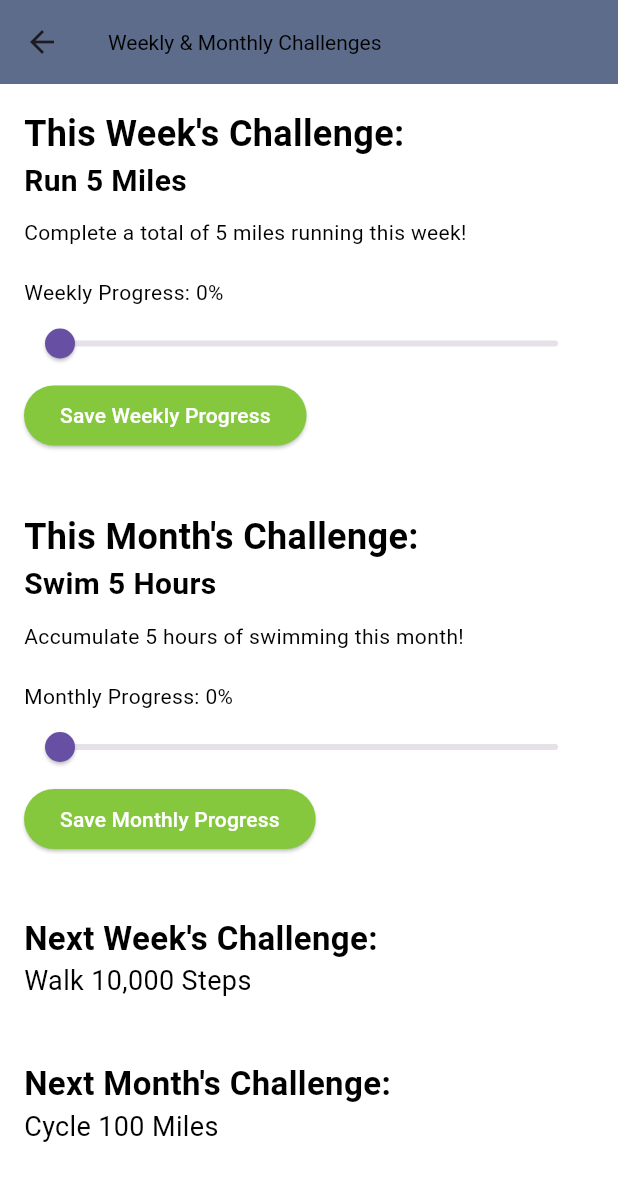
After one commit to Natlope5/FitBattles, a Flutter app: the HomePage screen opened by its route, after a tap on "Time-Based Challenges", on a phone screen of 412 x 824 dp. The commit adds this screen. Shown: the top 1181 px of the screen. Run offline on Flutter 3.47's test engine with Material 3 defaults, Android fonts, the phone set to English and light mode, and no system bars; our stand-ins replace camera, cloud_firestore, firebase_auth, firebase_core, firebase_messaging, firebase_storage and 10 more; accounts and stored records are empty; network calls fail.

Commit message:
Monthly Challenges added

```diff
--- a/lib/firebase/challenge_service.dart
+++ b/lib/firebase/challenge_service.dart
@@ -2,7 +2,7 @@ import 'package:intl/intl.dart';
 
 class ChallengeService {
   // Define two sample challenges for even and odd weeks
-  final List<Map<String, dynamic>> challenges = [
+  final List<Map<String, dynamic>> timeBasedChallenges = [
     {
       'title': 'Walk 10,000 Steps',
       'description': 'Complete a total of 10,000 steps this week!',
@@ -13,18 +13,44 @@ class ChallengeService {
     },
   ];
 
+  // Define two sample challenges for even and odd months
+  final List<Map<String, dynamic>> monthlyChallenges = [
+    {
+      'title': 'Cycle 100 Miles',
+      'description': 'Complete a total of 100 miles cycling this month!',
+    },
+    {
+      'title': 'Swim 5 Hours',
+      'description': 'Accumulate 5 hours of swimming this month!',
+    },
+  ];
+
   // Get the current weekly challenge based on the device's week number
   Map<String, dynamic> getCurrentWeeklyChallenge() {
     int weekNumber = _getWeekOfYear();
-    int challengeIndex = weekNumber % challenges.length;
-    return challenges[challengeIndex];
+    int challengeIndex = weekNumber % timeBasedChallenges.length;
+    return timeBasedChallenges[challengeIndex];
   }
 
   // Get the next weekly challenge based on the device's week number
   Map<String, dynamic> getNextWeeklyChallenge() {
     int nextWeekNumber = _getWeekOfYear() + 1;
-    int challengeIndex = nextWeekNumber % challenges.length;
-    return challenges[challengeIndex];
+    int challengeIndex = nextWeekNumber % timeBasedChallenges.length;
+    return timeBasedChallenges[challengeIndex];
+  }
+
+  // Get the current monthly challenge based on the device's month number
+  Map<String, dynamic> getCurrentMonthlyChallenge() {
+    int monthNumber = DateTime.now().month;
+    int challengeIndex = monthNumber % monthlyChallenges.length;
+    return monthlyChallenges[challengeIndex];
+  }
+
+  // Get the next monthly challenge based on the device's month number
+  Map<String, dynamic> getNextMonthlyChallenge() {
+    int nextMonthNumber = DateTime.now().month + 1;
+    int challengeIndex = nextMonthNumber % monthlyChallenges.length;
+    return monthlyChallenges[challengeIndex];
   }
 
   // Calculate the current week number
--- a/lib/main.dart
+++ b/lib/main.dart
@@ -2,7 +2,7 @@ import 'package:firebase_core/firebase_core.dart';
 import 'package:fitbattles/challenges/distance_workout_page.dart';
 import 'package:fitbattles/challenges/earned_points_page.dart';
 import 'package:fitbattles/pages/add_goal_page.dart';
-import 'package:fitbattles/pages/challenges/weekly_challenges_page.dart';
+import 'package:fitbattles/pages/challenges/time_based_challenges_page.dart';
 import 'package:fitbattles/pages/community_challenge.dart';
 import 'package:fitbattles/pages/current_goals_page.dart';
 import 'package:fitbattles/workouts/custom_workout_page.dart';
@@ -74,7 +74,7 @@ class MyApp extends StatelessWidget {
             '/healthReport': (context) => const HealthReportPage(),
             '/scheduleChallenge': (context) => const CommunityChallengePage(),
             '/customWorkout': (context) => CustomWorkoutPlanPage(),
-            '/weeklyChallenges': (context) => WeeklyChallengesPage(),
+            '/timeBasedChallenges': (context) => TimeBasedChallengesPage(),
           },
         );
       },
--- /dev/null
+++ b/lib/pages/challenges/time_based_challenges_page.dart
@@ -0,0 +1,166 @@
+import 'package:flutter/material.dart';
+import 'package:fitbattles/firebase/challenge_service.dart';
+import 'package:shared_preferences/shared_preferences.dart';
+
+class TimeBasedChallengesPage extends StatefulWidget {
+  const TimeBasedChallengesPage({super.key});
+
+  @override
+  TimeBasedChallengesPageState createState() => TimeBasedChallengesPageState();
+}
+
+class TimeBasedChallengesPageState extends State<TimeBasedChallengesPage> {
+  final ChallengeService _challengeService = ChallengeService();
+  Map<String, dynamic>? _currentWeeklyChallenge;
+  Map<String, dynamic>? _nextWeeklyChallenge;
+  Map<String, dynamic>? _currentMonthlyChallenge;
+  Map<String, dynamic>? _nextMonthlyChallenge;
+
+  int _weeklyProgress = 0;
+  int _monthlyProgress = 0;
+
+  @override
+  void initState() {
+    super.initState();
+    _fetchChallenges();
+    _loadUserProgress();
+  }
+
+  void _fetchChallenges() {
+    _currentWeeklyChallenge = _challengeService.getCurrentWeeklyChallenge();
+    _nextWeeklyChallenge = _challengeService.getNextWeeklyChallenge();
+    _currentMonthlyChallenge = _challengeService.getCurrentMonthlyChallenge();
+    _nextMonthlyChallenge = _challengeService.getNextMonthlyChallenge();
+    setState(() {}); // Refresh UI with new data
+  }
+
+  // Load user progress from SharedPreferences for both weekly and monthly challenges
+  Future<void> _loadUserProgress() async {
+    final prefs = await SharedPreferences.getInstance();
+    setState(() {
+      _weeklyProgress = prefs.getInt('weekly_challenge_progress') ?? 0;
+      _monthlyProgress = prefs.getInt('monthly_challenge_progress') ?? 0;
+    });
+  }
+
+  // Update weekly progress and save to SharedPreferences
+  Future<void> _updateWeeklyProgress(int newProgress) async {
+    final prefs = await SharedPreferences.getInstance();
+    setState(() {
+      _weeklyProgress = newProgress;
+    });
+    await prefs.setInt('weekly_challenge_progress', _weeklyProgress);
+    if (mounted) {
+      ScaffoldMessenger.of(context).showSnackBar(
+        const SnackBar(content: Text('Weekly progress saved locally')),
+      );
+    }
+  }
+
+  // Update monthly progress and save to SharedPreferences
+  Future<void> _updateMonthlyProgress(int newProgress) async {
+    final prefs = await SharedPreferences.getInstance();
+    setState(() {
+      _monthlyProgress = newProgress;
+    });
+    await prefs.setInt('monthly_challenge_progress', _monthlyProgress);
+    if (mounted) {
+      ScaffoldMessenger.of(context).showSnackBar(
+        const SnackBar(content: Text('Monthly progress saved locally')),
+      );
+    }
+  }
+
+  @override
+  Widget build(BuildContext context) {
+    return Scaffold(
+      appBar: AppBar(title: const Text('Weekly & Monthly Challenges')),
+      body: SingleChildScrollView(
+        padding: const EdgeInsets.all(16.0),
+        child: Column(
+          crossAxisAlignment: CrossAxisAlignment.start,
+          children: [
+            // Weekly Challenge
+            Text(
+              'This Week\'s Challenge:',
+              style: const TextStyle(fontSize: 24, fontWeight: FontWeight.bold),
+            ),
+            Text(
+              _currentWeeklyChallenge?['title'] ?? 'Weekly Challenge',
+              style: const TextStyle(fontSize: 20, fontWeight: FontWeight.bold),
+            ),
+            const SizedBox(height: 10),
+            Text(_currentWeeklyChallenge?['description'] ?? ''),
+            const SizedBox(height: 20),
+            Text('Weekly Progress: $_weeklyProgress%'),
+            Slider(
+              min: 0,
+              max: 100,
+              value: _weeklyProgress.toDouble(),
+              onChanged: (value) {
+                setState(() {
+                  _weeklyProgress = value.toInt();
+                });
+              },
+            ),
+            ElevatedButton(
+              onPressed: () => _updateWeeklyProgress(_weeklyProgress),
+              child: const Text('Save Weekly Progress'),
+            ),
+            const SizedBox(height: 40),
+
+            // Monthly Challenge
+            Text(
+              'This Month\'s Challenge:',
+              style: const TextStyle(fontSize: 24, fontWeight: FontWeight.bold),
+            ),
+            Text(
+              _currentMonthlyChallenge?['title'] ?? 'Monthly Challenge',
+              style: const TextStyle(fontSize: 20, fontWeight: FontWeight.bold),
+            ),
+            const SizedBox(height: 10),
+            Text(_currentMonthlyChallenge?['description'] ?? ''),
+            const SizedBox(height: 20),
+            Text('Monthly Progress: $_monthlyProgress%'),
+            Slider(
+              min: 0,
+              max: 100,
+              value: _monthlyProgress.toDouble(),
+              onChanged: (value) {
+                setState(() {
+                  _monthlyProgress = value.toInt();
+                });
+              },
+            ),
+            ElevatedButton(
+              onPressed: () => _updateMonthlyProgress(_monthlyProgress),
+              child: const Text('Save Monthly Progress'),
+            ),
+            const SizedBox(height: 40),
+
+            // Next Week's Challenge
+            Text(
+              'Next Week\'s Challenge:',
+              style: const TextStyle(fontSize: 22, fontWeight: FontWeight.bold),
+            ),
+            Text(
+              _nextWeeklyChallenge?['title'] ?? 'Upcoming Weekly Challenge',
+              style: const TextStyle(fontSize: 18),
+            ),
+            const SizedBox(height: 40),
+
+            // Next Month's Challenge
+            Text(
+              'Next Month\'s Challenge:',
+              style: const TextStyle(fontSize: 22, fontWeight: FontWeight.bold),
+            ),
+            Text(
+              _nextMonthlyChallenge?['title'] ?? 'Upcoming Monthly Challenge',
+              style: const TextStyle(fontSize: 18),
+            ),
+          ],
+        ),
+      ),
+    );
+  }
+}
--- a/lib/pages/home_page.dart
+++ b/lib/pages/home_page.dart
@@ -261,11 +261,11 @@ class _HomePageState extends State<HomePage> {
               ),
               ElevatedButton(
                 onPressed: () {
-                  Navigator.pushNamed(context, '/weeklyChallenges');
+                  Navigator.pushNamed(context, '/timeBasedChallenges');
                 },
                 style: ElevatedButton.styleFrom(
                     foregroundColor: themeProvider.isDarkMode ? Colors.white : Colors.black),
-                child: const Text('Weekly Challenges'),
+                child: const Text('Time-Based Challenges'),
               ),
             ],
           ),
```
Also changed, not shown: lib/pages/challenges/weekly_challenges_page.dart (deleted, +0 -99 lines).
